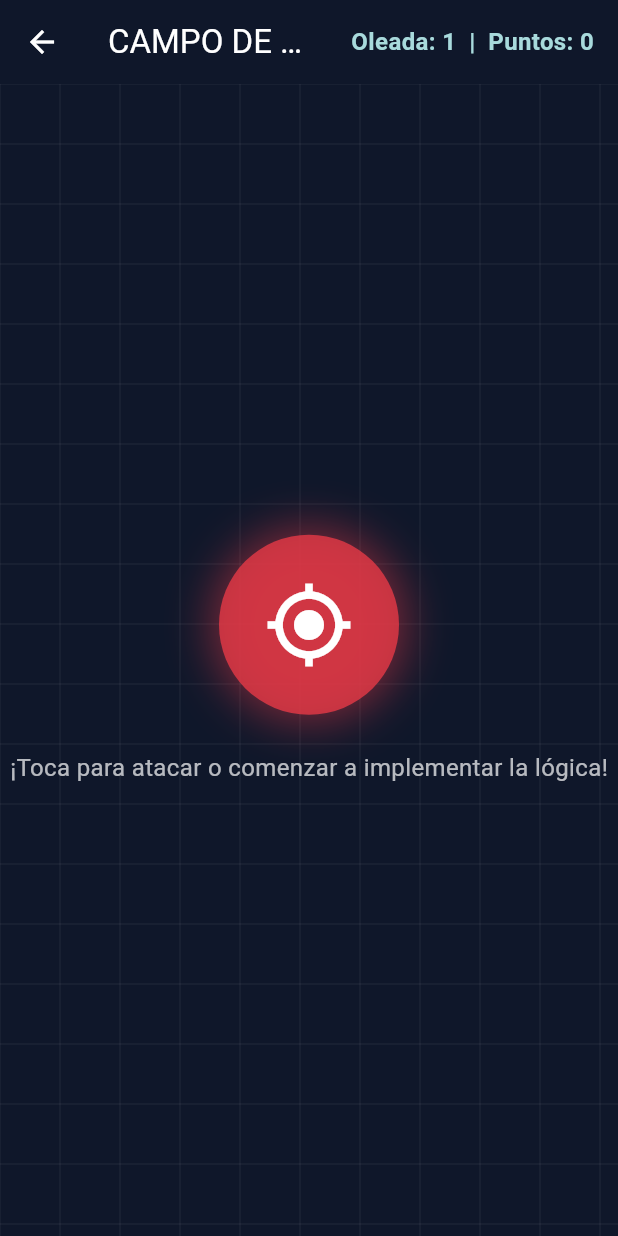
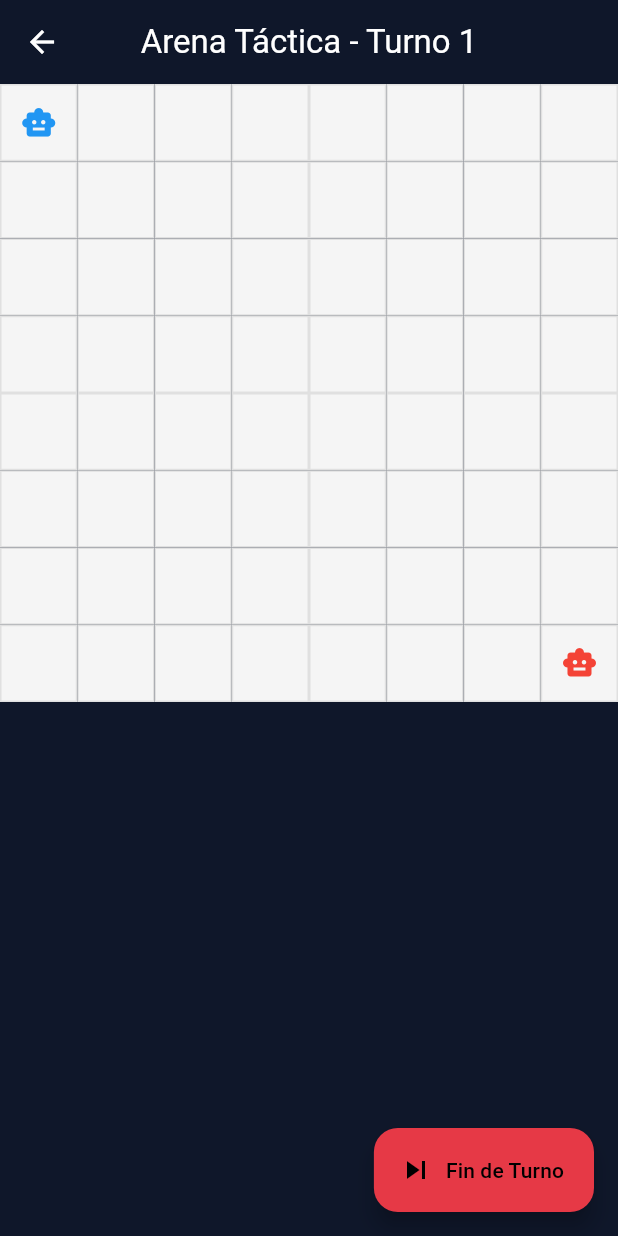
Before and after one commit to Minicodeveloper/UR-WAR, a Flutter app: the screen it shows after launch, after a tap on "JUGAR", on a phone screen of 412 x 824 dp. Run offline on Flutter 3.47's test engine with Material 3 defaults, Android fonts, the phone set to English and light mode, and no system bars.

Commit message:
feat: agregar modelo de Robot, GameState con Provider y movimiento básico en el tablero

```diff
--- a/lib/main.dart
+++ b/lib/main.dart
@@ -2,10 +2,22 @@ import 'package:flutter/material.dart';
 import 'core/constants.dart';
 import 'core/theme.dart';
 import 'screens/main_menu_screen.dart';
+// Herramienta que instalamos para compartir datos
+import 'package:provider/provider.dart';
+
+// Nuestro cerebro del juego
+import 'providers/game_state.dart';
 
 void main() {
-  WidgetsFlutterBinding.ensureInitialized();
-  runApp(const UrWarApp());
+  // Envolvemos toda la aplicación en este 'Provider'
+  runApp(
+    ChangeNotifierProvider(
+      // Aquí "creamos" el cerebro y lo encendemos
+      create: (context) => GameState(),
+      // 'child' es tu aplicación original. Así la app queda "dentro" del proveedor.
+      child: const UrWarApp(), // (Nota: Si tu app no se llama MyApp, usa el nombre normal; ósea: UrWarApp())
+    ),
+  );
 }
 
 class UrWarApp extends StatelessWidget {
--- /dev/null
+++ b/lib/models/robot.dart
@@ -0,0 +1,22 @@
+// En Dart, no necesitas importar nada complejo para crear una clase básica.
+// Esto es solo una plantilla de datos.
+
+class Robot {
+  final String id;      // Un identificador único (ej: "robot_1")
+  final String name;    // El nombre para mostrar en pantalla
+  int x;                // Su posición horizontal en la cuadrícula
+  int y;                // Su posición vertical en la cuadrícula
+  int hp;               // Sus puntos de vida (Health Points)
+  int actionPoints;     // Cuántas acciones puede hacer por turno
+
+  // Este es el "Constructor". Sirve para crear un robot nuevo dándole estos datos.
+  // La palabra 'required' significa que es obligatorio darle ese dato al crearlo.
+  Robot({
+    required this.id,
+    required this.name,
+    required this.x,
+    required this.y,
+    this.hp = 100,          // Si no le pasamos HP, por defecto tendrá 100
+    this.actionPoints = 3,  // Por defecto tendrá 3 puntos de acción
+  });
+}
--- a/lib/screens/game_screen.dart
+++ b/lib/screens/game_screen.dart
@@ -1,118 +1,81 @@
 import 'package:flutter/material.dart';
-import '../core/theme.dart';
 
-class GameScreen extends StatefulWidget {
-  const GameScreen({super.key});
+// 1. Importamos nuestra herramienta de comunicación y nuestro cerebro
+import 'package:provider/provider.dart';
+import '../providers/game_state.dart';
+import '../models/robot.dart';
 
-  @override
-  State<GameScreen> createState() => _GameScreenState();
-}
-
-class _GameScreenState extends State<GameScreen> {
-  int _score = 0;
-  int _wave = 1;
-
-  void _tapTarget() {
-    setState(() {
-      _score += 10;
-      if (_score % 50 == 0) {
-        _wave++;
-      }
-    });
-  }
+class GameScreen extends StatelessWidget {
+  const GameScreen({Key? key}) : super(key: key);
 
   @override
   Widget build(BuildContext context) {
+    // 2. ¡SINTONIZAMOS LA RADIO!
+    // Al usar "watch", esta pantalla se quedará escuchando.
+    // Cuando GameState grite "notifyListeners()", esta pantalla se redibujará sola.
+    final gameState = context.watch<GameState>();
+
     return Scaffold(
       appBar: AppBar(
-        title: const Text('CAMPO DE BATALLA'),
-        actions: [
-          Padding(
-            padding: const EdgeInsets.symmetric(horizontal: 16.0),
-            child: Center(
-              child: Text(
-                'Oleada: $_wave  |  Puntos: $_score',
-                style: const TextStyle(
-                  fontSize: 16,
-                  fontWeight: FontWeight.bold,
-                  color: AppTheme.accentColor,
+        // NUEVO: El texto ahora es dinámico y lee el turno actual del GameState
+        title: Text('Arena Táctica - Turno ${gameState.currentTurn}'),
+      ),
+      // Centramos nuestro tablero en la pantalla
+      body: Center(
+        // 3. GridView es el componente de Flutter perfecto para crear cuadrículas
+        child: GridView.builder(
+          itemCount: 64, // 8 filas x 8 columnas = 64 casillas
+          gridDelegate: const SliverGridDelegateWithFixedCrossAxisCount(
+            crossAxisCount: 8, // Le decimos que queremos 8 casillas por fila
+          ),
+          itemBuilder: (context, index) {
+            // 4. MATEMÁTICAS SIMPLES: Convertimos el número de casilla (del 0 al 63)
+            // en coordenadas X (horizontal) y Y (vertical)
+            int x = index % 8;
+            int y = index ~/ 8; // El símbolo '~/' divide y nos da un número entero
+
+            // 5. BUSCAMOS AL ROBOT: Le preguntamos al GameState si en la lista
+            // de robots hay alguno que tenga exactamente estas coordenadas 'x' e 'y'.
+            Robot? robot = gameState.robots
+                .where((r) => r.x == x && r.y == y)
+                .firstOrNull;
+
+           // NUEVO: Saber si ESTE robot específico es el que está seleccionado
+            bool isSelected = robot != null && robot.id == gameState.selectedRobotId;
+
+            // NUEVO: Envolvemos el Container en un GestureDetector
+            return GestureDetector(
+              onTap: () {
+                // Cuando el usuario toque aquí, le avisamos al Cerebro las coordenadas
+                gameState.onCellTapped(x, y);
+              },
+              child: Container(
+                decoration: BoxDecoration(
+                  border: Border.all(color: Colors.grey.shade300),
+                  // Si está seleccionado lo pintamos de amarillo claro, si no, gris
+                  color: isSelected ? Colors.yellow.shade200 : Colors.grey.shade100,
                 ),
+                child: robot != null
+                    ? Icon(
+                        Icons.smart_toy,
+                        color: robot.id.startsWith('p') ? Colors.blue : Colors.red,
+                      )
+                    : null,
               ),
-            ),
-          ),
-        ],
+            );
+          },
+        ),
       ),
-      body: Stack(
-        children: [
-          // Battlefield Grid Background
-          Container(
-            color: AppTheme.darkBackground,
-            child: CustomPaint(
-              painter: _GridPainter(),
-              child: const SizedBox.expand(),
-            ),
-          ),
-          // Interactive target / game demo element
-          Center(
-            child: Column(
-              mainAxisAlignment: MainAxisAlignment.center,
-              children: [
-                GestureDetector(
-                  onTap: _tapTarget,
-                  child: Container(
-                    width: 120,
-                    height: 120,
-                    decoration: BoxDecoration(
-                      color: AppTheme.primaryColor.withValues(alpha: 0.8),
-                      shape: BoxShape.circle,
-                      boxShadow: [
-                        BoxShadow(
-                          color: AppTheme.primaryColor.withValues(alpha: 0.5),
-                          blurRadius: 25,
-                          spreadRadius: 5,
-                        ),
-                      ],
-                    ),
-                    child: const Icon(
-                      Icons.gps_fixed,
-                      size: 60,
-                      color: Colors.white,
-                    ),
-                  ),
-                ),
-                const SizedBox(height: 24),
-                const Text(
-                  '¡Toca para atacar o comenzar a implementar la lógica!',
-                  style: TextStyle(
-                    fontSize: 16,
-                    color: Colors.white70,
-                  ),
-                ),
-              ],
-            ),
-          ),
-        ],
+
+      // NUEVO: Agregamos el botón flotante en la esquina inferior
+      floatingActionButton: FloatingActionButton.extended(
+        onPressed: () {
+          // Al presionar, ejecutamos la función que acabamos de crear
+          gameState.endTurn();
+        },
+        label: const Text('Fin de Turno'),
+        icon: const Icon(Icons.skip_next),
       ),
-    );
+    ); // Aquí cierra el Scaffold
   }
 }
-
-class _GridPainter extends CustomPainter {
-  @override
-  void paint(Canvas canvas, Size size) {
-    final paint = Paint()
-      ..color = Colors.white.withValues(alpha: 0.05)
-      ..strokeWidth = 1;
-
-    const double step = 40;
-    for (double x = 0; x < size.width; x += step) {
-      canvas.drawLine(Offset(x, 0), Offset(x, size.height), paint);
-    }
-    for (double y = 0; y < size.height; y += step) {
-      canvas.drawLine(Offset(0, y), Offset(size.width, y), paint);
-    }
-  }
-
-  @override
-  bool shouldRepaint(covariant CustomPainter oldDelegate) => false;
-}
--- a/pubspec.yaml
+++ b/pubspec.yaml
@@ -30,6 +30,7 @@ environment:
 dependencies:
   flutter:
     sdk: flutter
+  provider: ^6.1.2 # Herramienta agregada por mí
 
   # The following adds the Cupertino Icons font to your application.
   # Use with the CupertinoIcons class for iOS style icons.
```
Also changed, not shown: analysis_options.yaml (+9 -0 lines), lib/providers/game_state.dart (added, +116 -0 lines), pubspec.lock.
